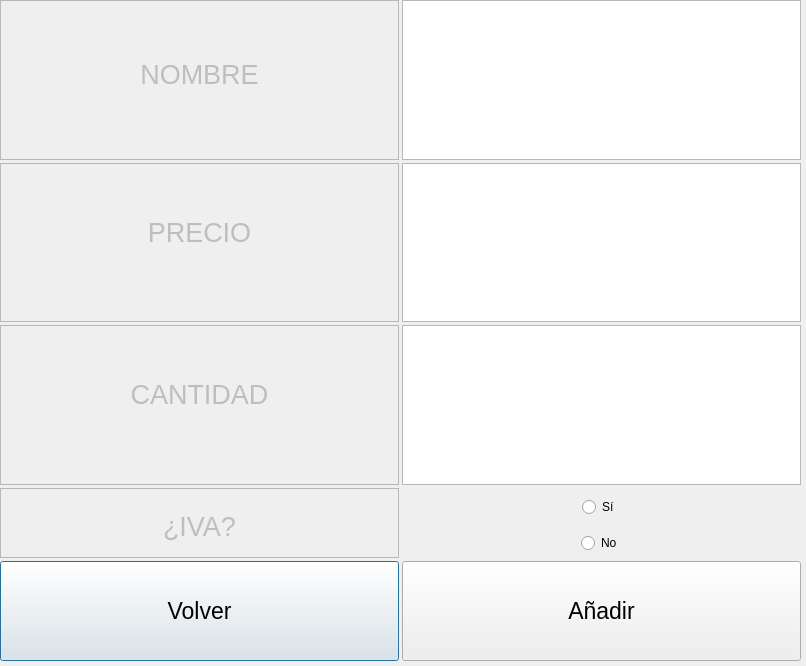
First picture: the form in ui/ventanaAnadirProducto.ui, repository WGand/ProyectoIS, before the edit.
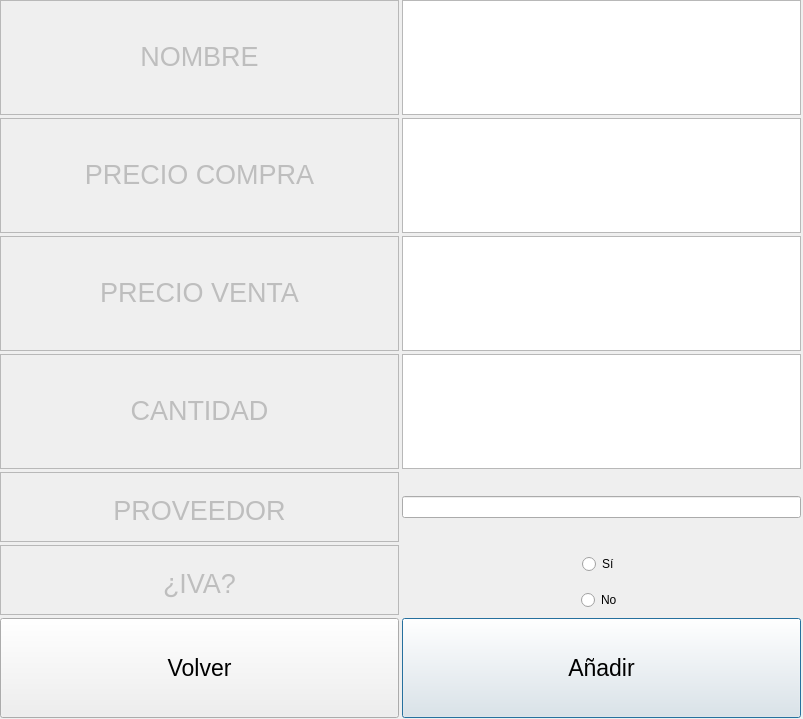
Second picture: the form after the edit.

Commit message:
Actualización AnadirProducto
Te odio Froilán, =(

Diff of the .ui file:
```diff
--- a/ui/ventanaAnadirProducto.ui
+++ b/ui/ventanaAnadirProducto.ui
@@ -6,8 +6,8 @@
    <rect>
     <x>0</x>
     <y>0</y>
-    <width>806</width>
-    <height>666</height>
+    <width>803</width>
+    <height>719</height>
    </rect>
   </property>
   <property name="windowTitle">
@@ -22,14 +22,57 @@
      <x>0</x>
      <y>0</y>
      <width>801</width>
-     <height>661</height>
+     <height>718</height>
     </rect>
    </property>
    <layout class="QGridLayout" name="gridLayout">
     <property name="spacing">
      <number>3</number>
     </property>
-    <item row="2" column="0">
+    <item row="6" column="0" rowspan="2">
+     <widget class="QTextEdit" name="textoIva">
+      <property name="enabled">
+       <bool>false</bool>
+      </property>
+      <property name="minimumSize">
+       <size>
+        <width>0</width>
+        <height>70</height>
+       </size>
+      </property>
+      <property name="html">
+       <string>&lt;!DOCTYPE HTML PUBLIC &quot;-//W3C//DTD HTML 4.0//EN&quot; &quot;http://www.w3.org/TR/REC-html40/strict.dtd&quot;&gt;
+&lt;html&gt;&lt;head&gt;&lt;meta name=&quot;qrichtext&quot; content=&quot;1&quot; /&gt;&lt;style type=&quot;text/css&quot;&gt;
+p, li { white-space: pre-wrap; }
+&lt;/style&gt;&lt;/head&gt;&lt;body style=&quot; font-family:'Ubuntu'; font-size:11pt; font-weight:400; font-style:normal;&quot;&gt;
+&lt;p align=&quot;center&quot; style=&quot;-qt-paragraph-type:empty; margin-top:0px; margin-bottom:0px; margin-left:0px; margin-right:0px; -qt-block-indent:0; text-indent:0px;&quot;&gt;&lt;br /&gt;&lt;/p&gt;
+&lt;p align=&quot;center&quot; style=&quot; margin-top:0px; margin-bottom:0px; margin-left:0px; margin-right:0px; -qt-block-indent:0; text-indent:0px;&quot;&gt;&lt;span style=&quot; font-size:20pt;&quot;&gt;¿IVA?&lt;/span&gt;&lt;/p&gt;&lt;/body&gt;&lt;/html&gt;</string>
+      </property>
+     </widget>
+    </item>
+    <item row="3" column="0">
+     <widget class="QTextEdit" name="textoPrecioVenta">
+      <property name="enabled">
+       <bool>false</bool>
+      </property>
+      <property name="minimumSize">
+       <size>
+        <width>0</width>
+        <height>100</height>
+       </size>
+      </property>
+      <property name="html">
+       <string>&lt;!DOCTYPE HTML PUBLIC &quot;-//W3C//DTD HTML 4.0//EN&quot; &quot;http://www.w3.org/TR/REC-html40/strict.dtd&quot;&gt;
+&lt;html&gt;&lt;head&gt;&lt;meta name=&quot;qrichtext&quot; content=&quot;1&quot; /&gt;&lt;style type=&quot;text/css&quot;&gt;
+p, li { white-space: pre-wrap; }
+&lt;/style&gt;&lt;/head&gt;&lt;body style=&quot; font-family:'Ubuntu'; font-size:11pt; font-weight:400; font-style:normal;&quot;&gt;
+&lt;p align=&quot;center&quot; style=&quot;-qt-paragraph-type:empty; margin-top:0px; margin-bottom:0px; margin-left:0px; margin-right:0px; -qt-block-indent:0; text-indent:0px;&quot;&gt;&lt;br /&gt;&lt;/p&gt;
+&lt;p align=&quot;center&quot; style=&quot;-qt-paragraph-type:empty; margin-top:0px; margin-bottom:0px; margin-left:0px; margin-right:0px; -qt-block-indent:0; text-indent:0px;&quot;&gt;&lt;br /&gt;&lt;/p&gt;
+&lt;p align=&quot;center&quot; style=&quot; margin-top:0px; margin-bottom:0px; margin-left:0px; margin-right:0px; -qt-block-indent:0; text-indent:0px;&quot;&gt;&lt;span style=&quot; font-size:20pt;&quot;&gt;PRECIO VENTA&lt;/span&gt;&lt;/p&gt;&lt;/body&gt;&lt;/html&gt;</string>
+      </property>
+     </widget>
+    </item>
+    <item row="4" column="0">
      <widget class="QTextEdit" name="textoCantidad">
       <property name="enabled">
        <bool>false</bool>
@@ -46,62 +89,26 @@
 p, li { white-space: pre-wrap; }
 &lt;/style&gt;&lt;/head&gt;&lt;body style=&quot; font-family:'Ubuntu'; font-size:11pt; font-weight:400; font-style:normal;&quot;&gt;
 &lt;p align=&quot;center&quot; style=&quot;-qt-paragraph-type:empty; margin-top:0px; margin-bottom:0px; margin-left:0px; margin-right:0px; -qt-block-indent:0; text-indent:0px;&quot;&gt;&lt;br /&gt;&lt;/p&gt;
-&lt;p align=&quot;center&quot; style=&quot;-qt-paragraph-type:empty; margin-top:0px; margin-bottom:0px; margin-left:0px; margin-right:0px; -qt-block-indent:0; text-indent:0px; font-size:20pt;&quot;&gt;&lt;br /&gt;&lt;/p&gt;
+&lt;p align=&quot;center&quot; style=&quot;-qt-paragraph-type:empty; margin-top:0px; margin-bottom:0px; margin-left:0px; margin-right:0px; -qt-block-indent:0; text-indent:0px;&quot;&gt;&lt;br /&gt;&lt;/p&gt;
 &lt;p align=&quot;center&quot; style=&quot; margin-top:0px; margin-bottom:0px; margin-left:0px; margin-right:0px; -qt-block-indent:0; text-indent:0px;&quot;&gt;&lt;span style=&quot; font-size:20pt;&quot;&gt;CANTIDAD&lt;/span&gt;&lt;/p&gt;&lt;/body&gt;&lt;/html&gt;</string>
       </property>
      </widget>
     </item>
-    <item row="3" column="1" alignment="Qt::AlignHCenter">
+    <item row="6" column="1" alignment="Qt::AlignHCenter">
      <widget class="QRadioButton" name="radioSi">
       <property name="text">
        <string>Sí</string>
       </property>
      </widget>
     </item>
-    <item row="4" column="1" alignment="Qt::AlignHCenter">
+    <item row="7" column="1" alignment="Qt::AlignHCenter">
      <widget class="QRadioButton" name="radioNo">
       <property name="text">
        <string>No</string>
       </property>
      </widget>
     </item>
-    <item row="5" column="0">
-     <widget class="QPushButton" name="botonVolver">
-      <property name="minimumSize">
-       <size>
-        <width>0</width>
-        <height>100</height>
-       </size>
-      </property>
-      <property name="font">
-       <font>
-        <pointsize>17</pointsize>
-       </font>
-      </property>
-      <property name="text">
-       <string>Volver</string>
-      </property>
-     </widget>
-    </item>
-    <item row="0" column="1">
-     <widget class="QTextEdit" name="campoTextoNombre">
-      <property name="minimumSize">
-       <size>
-        <width>0</width>
-        <height>100</height>
-       </size>
-      </property>
-      <property name="font">
-       <font>
-        <pointsize>17</pointsize>
-       </font>
-      </property>
-      <property name="acceptDrops">
-       <bool>false</bool>
-      </property>
-     </widget>
-    </item>
-    <item row="5" column="1">
+    <item row="9" column="1">
      <widget class="QPushButton" name="botonAnadir">
       <property name="minimumSize">
        <size>
@@ -119,8 +126,8 @@
       </property>
      </widget>
     </item>
-    <item row="1" column="0">
-     <widget class="QTextEdit" name="textoPrecio">
+    <item row="2" column="0">
+     <widget class="QTextEdit" name="textoPrecioCompra">
       <property name="enabled">
        <bool>false</bool>
       </property>
@@ -136,12 +143,48 @@
 p, li { white-space: pre-wrap; }
 &lt;/style&gt;&lt;/head&gt;&lt;body style=&quot; font-family:'Ubuntu'; font-size:11pt; font-weight:400; font-style:normal;&quot;&gt;
 &lt;p align=&quot;center&quot; style=&quot;-qt-paragraph-type:empty; margin-top:0px; margin-bottom:0px; margin-left:0px; margin-right:0px; -qt-block-indent:0; text-indent:0px;&quot;&gt;&lt;br /&gt;&lt;/p&gt;
-&lt;p align=&quot;center&quot; style=&quot;-qt-paragraph-type:empty; margin-top:0px; margin-bottom:0px; margin-left:0px; margin-right:0px; -qt-block-indent:0; text-indent:0px; font-size:20pt;&quot;&gt;&lt;br /&gt;&lt;/p&gt;
-&lt;p align=&quot;center&quot; style=&quot; margin-top:0px; margin-bottom:0px; margin-left:0px; margin-right:0px; -qt-block-indent:0; text-indent:0px;&quot;&gt;&lt;span style=&quot; font-size:20pt;&quot;&gt;PRECIO&lt;/span&gt;&lt;/p&gt;&lt;/body&gt;&lt;/html&gt;</string>
+&lt;p align=&quot;center&quot; style=&quot;-qt-paragraph-type:empty; margin-top:0px; margin-bottom:0px; margin-left:0px; margin-right:0px; -qt-block-indent:0; text-indent:0px;&quot;&gt;&lt;br /&gt;&lt;/p&gt;
+&lt;p align=&quot;center&quot; style=&quot; margin-top:0px; margin-bottom:0px; margin-left:0px; margin-right:0px; -qt-block-indent:0; text-indent:0px;&quot;&gt;&lt;span style=&quot; font-size:20pt;&quot;&gt;PRECIO COMPRA&lt;/span&gt;&lt;/p&gt;&lt;/body&gt;&lt;/html&gt;</string>
       </property>
      </widget>
     </item>
-    <item row="2" column="1">
+    <item row="0" column="1">
+     <widget class="QTextEdit" name="campoTextoNombre">
+      <property name="minimumSize">
+       <size>
+        <width>0</width>
+        <height>100</height>
+       </size>
+      </property>
+      <property name="font">
+       <font>
+        <pointsize>17</pointsize>
+       </font>
+      </property>
+      <property name="acceptDrops">
+       <bool>false</bool>
+      </property>
+     </widget>
+    </item>
+    <item row="9" column="0">
+     <widget class="QPushButton" name="botonVolver">
+      <property name="minimumSize">
+       <size>
+        <width>0</width>
+        <height>100</height>
+       </size>
+      </property>
+      <property name="font">
+       <font>
+        <pointsize>17</pointsize>
+       </font>
+      </property>
+      <property name="text">
+       <string>Volver</string>
+      </property>
+     </widget>
+    </item>
+    <item row="4" column="1">
      <widget class="QTextEdit" name="campoTextoCantidad">
       <property name="minimumSize">
        <size>
@@ -165,6 +208,27 @@
       </property>
      </widget>
     </item>
+    <item row="2" column="1">
+     <widget class="QTextEdit" name="campoTextoPrecioCompra">
+      <property name="minimumSize">
+       <size>
+        <width>0</width>
+        <height>100</height>
+       </size>
+      </property>
+      <property name="font">
+       <font>
+        <pointsize>17</pointsize>
+       </font>
+      </property>
+      <property name="acceptDrops">
+       <bool>false</bool>
+      </property>
+      <property name="inputMethodHints">
+       <set>Qt::ImhDigitsOnly</set>
+      </property>
+     </widget>
+    </item>
     <item row="0" column="0">
      <widget class="QTextEdit" name="textoNombre">
       <property name="enabled">
@@ -183,7 +247,6 @@
 &lt;/style&gt;&lt;/head&gt;&lt;body style=&quot; font-family:'Ubuntu'; font-size:11pt; font-weight:400; font-style:normal;&quot;&gt;
 &lt;p align=&quot;center&quot; style=&quot;-qt-paragraph-type:empty; margin-top:0px; margin-bottom:0px; margin-left:0px; margin-right:0px; -qt-block-indent:0; text-indent:0px;&quot;&gt;&lt;br /&gt;&lt;/p&gt;
 &lt;p align=&quot;center&quot; style=&quot;-qt-paragraph-type:empty; margin-top:0px; margin-bottom:0px; margin-left:0px; margin-right:0px; -qt-block-indent:0; text-indent:0px;&quot;&gt;&lt;br /&gt;&lt;/p&gt;
-&lt;p align=&quot;center&quot; style=&quot;-qt-paragraph-type:empty; margin-top:0px; margin-bottom:0px; margin-left:0px; margin-right:0px; -qt-block-indent:0; text-indent:0px;&quot;&gt;&lt;br /&gt;&lt;/p&gt;
 &lt;p align=&quot;center&quot; style=&quot; margin-top:0px; margin-bottom:0px; margin-left:0px; margin-right:0px; -qt-block-indent:0; text-indent:0px;&quot;&gt;&lt;span style=&quot; font-size:20pt;&quot;&gt;NOMBRE&lt;/span&gt;&lt;/p&gt;&lt;/body&gt;&lt;/html&gt;</string>
       </property>
       <property name="placeholderText">
@@ -191,8 +254,8 @@
       </property>
      </widget>
     </item>
-    <item row="1" column="1">
-     <widget class="QTextEdit" name="campoTextoPrecio">
+    <item row="3" column="1">
+     <widget class="QTextEdit" name="campoTextoPrecioVenta">
       <property name="minimumSize">
        <size>
         <width>0</width>
@@ -212,8 +275,18 @@
       </property>
      </widget>
     </item>
-    <item row="3" column="0" rowspan="2">
-     <widget class="QTextEdit" name="textoIva">
+    <item row="5" column="1">
+     <widget class="QLineEdit" name="campoTextoProveedor">
+      <property name="minimumSize">
+       <size>
+        <width>0</width>
+        <height>0</height>
+       </size>
+      </property>
+     </widget>
+    </item>
+    <item row="5" column="0">
+     <widget class="QTextEdit" name="textoProveedor">
       <property name="enabled">
        <bool>false</bool>
       </property>
@@ -223,13 +296,19 @@
         <height>70</height>
        </size>
       </property>
+      <property name="maximumSize">
+       <size>
+        <width>16777215</width>
+        <height>70</height>
+       </size>
+      </property>
       <property name="html">
        <string>&lt;!DOCTYPE HTML PUBLIC &quot;-//W3C//DTD HTML 4.0//EN&quot; &quot;http://www.w3.org/TR/REC-html40/strict.dtd&quot;&gt;
 &lt;html&gt;&lt;head&gt;&lt;meta name=&quot;qrichtext&quot; content=&quot;1&quot; /&gt;&lt;style type=&quot;text/css&quot;&gt;
 p, li { white-space: pre-wrap; }
 &lt;/style&gt;&lt;/head&gt;&lt;body style=&quot; font-family:'Ubuntu'; font-size:11pt; font-weight:400; font-style:normal;&quot;&gt;
 &lt;p align=&quot;center&quot; style=&quot;-qt-paragraph-type:empty; margin-top:0px; margin-bottom:0px; margin-left:0px; margin-right:0px; -qt-block-indent:0; text-indent:0px;&quot;&gt;&lt;br /&gt;&lt;/p&gt;
-&lt;p align=&quot;center&quot; style=&quot; margin-top:0px; margin-bottom:0px; margin-left:0px; margin-right:0px; -qt-block-indent:0; text-indent:0px;&quot;&gt;&lt;span style=&quot; font-size:20pt;&quot;&gt;¿IVA?&lt;/span&gt;&lt;/p&gt;&lt;/body&gt;&lt;/html&gt;</string>
+&lt;p align=&quot;center&quot; style=&quot; margin-top:0px; margin-bottom:0px; margin-left:0px; margin-right:0px; -qt-block-indent:0; text-indent:0px;&quot;&gt;&lt;span style=&quot; font-size:20pt;&quot;&gt;PROVEEDOR&lt;/span&gt;&lt;/p&gt;&lt;/body&gt;&lt;/html&gt;</string>
       </property>
      </widget>
     </item>
```
The commit also changes 4 other files.
